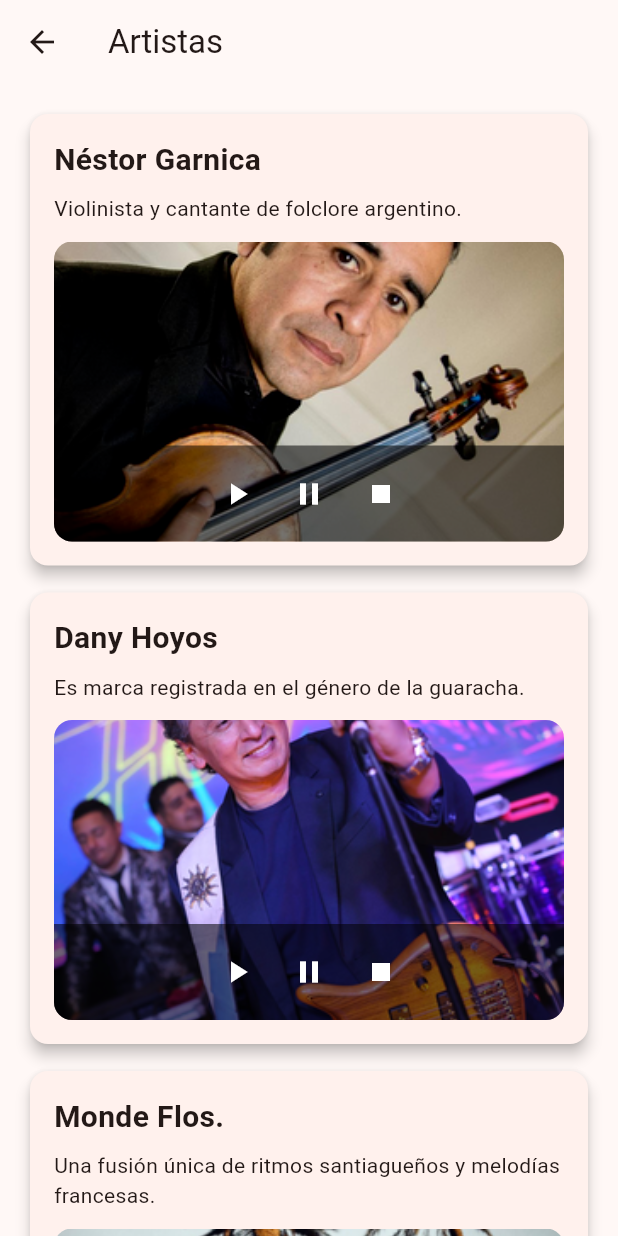
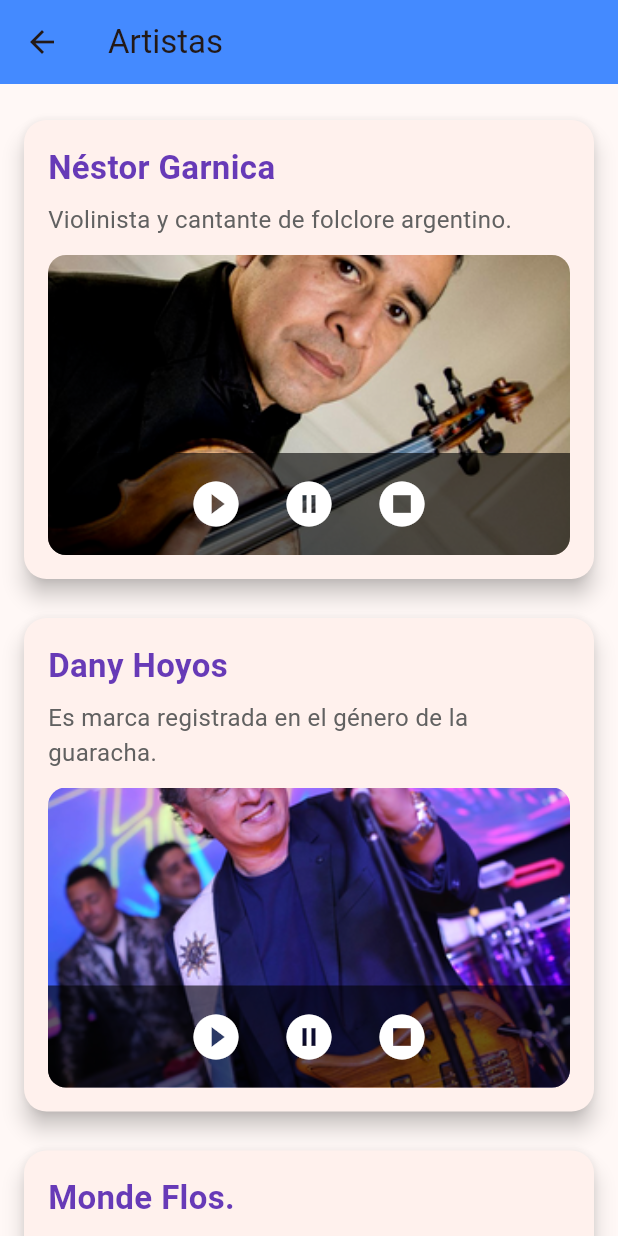
Before and after one commit to sss2611/sonidos_sgo, a Flutter app: the screen it shows after launch, after a tap on the "person" icon, on a phone screen of 412 x 824 dp. Run offline on Flutter 3.47's test engine with Material 3 defaults, Android fonts, the phone set to English and light mode, and no system bars; our stand-ins replace audioplayers, font_awesome_flutter, printing.

Commit message:
agregue boton de redireccionamiento al TP2 de Programación3

```diff
--- a/lib/artistas.dart
+++ b/lib/artistas.dart
@@ -12,40 +12,58 @@ class _ArtistasPageState extends State<ArtistasPage> {
 
   @override
   void dispose() {
+    // Asegúrate de detener cualquier reproducción y liberar los recursos del reproductor
+    _audioPlayer.stop(); // Detener antes de disponer
     _audioPlayer.dispose();
     super.dispose();
   }
 
   Future<void> reproducir(String path) async {
     try {
+      // Detener cualquier audio que se esté reproduciendo actualmente
       await _audioPlayer.stop();
+      // Actualizar el estado para reflejar el audio que se va a reproducir
       setState(() => _reproduciendo = path);
+      // Iniciar la reproducción del audio desde los assets de la aplicación
+      // IMPORTANTE: Asegúrate de que 'path' esté correctamente declarado en tu pubspec.yaml
+      // bajo la sección 'assets:' (ej. - lib/audio/)
       await _audioPlayer.play(AssetSource(path));
       print('Reproduciendo $path');
+
+      // Opcional: Escuchar cuando el audio termina para resetear el estado
+      _audioPlayer.onPlayerComplete.listen((event) {
+        setState(() {
+          _reproduciendo = null; // Reiniciar el estado cuando el audio termine
+        });
+        print('Reproducción de $path completada.');
+      });
     } catch (e) {
-      print('Error al reproducir: $e');
+      // Capturar y mostrar cualquier error que ocurra durante la reproducción
+      print('Error al reproducir $path: $e');
     }
   }
 
-  // Future<void> reproducir(String path) async {
-  //   await _audioPlayer.stop();
-  //   setState(() => _reproduciendo = path);
-  //   await _audioPlayer.play(AssetSource(path));
-  // }
-
   Future<void> pausar() async {
+    // Pausar la reproducción del audio actual
     await _audioPlayer.pause();
+    print('Audio pausado.');
   }
 
   Future<void> detener() async {
+    // Detener completamente la reproducción y resetear el estado
     await _audioPlayer.stop();
     setState(() => _reproduciendo = null);
+    print('Audio detenido.');
   }
 
   @override
   Widget build(BuildContext context) {
     return Scaffold(
-      appBar: AppBar(title: Text('Artistas')),
+      appBar: AppBar(
+        title: const Text(
+            'Artistas'), // 'const' aquí es válido porque el texto es fijo.
+        backgroundColor: Colors.blueAccent, // Pequeño ajuste de estilo
+      ),
       body: ListView(
         padding: const EdgeInsets.all(16),
         children: [
@@ -55,14 +73,14 @@ class _ArtistasPageState extends State<ArtistasPage> {
             imagen: 'lib/assets/images/nestor.png',
             audio: 'lib/audio/nestor.mp3',
           ),
-          SizedBox(height: 10),
+          const SizedBox(height: 10),
           buildArtistaCard(
             nombre: 'Dany Hoyos',
             descripcion: 'Es marca registrada en el género de la guaracha.',
             imagen: 'lib/assets/images/dani.png',
             audio: 'lib/audio/dani.mp3',
           ),
-          SizedBox(height: 10),
+          const SizedBox(height: 10),
           buildArtistaCard(
             nombre: 'Monde Flos.',
             descripcion:
@@ -84,18 +102,31 @@ class _ArtistasPageState extends State<ArtistasPage> {
     final bool estaReproduciendo = _reproduciendo == audio;
 
     return Card(
-      elevation: 4,
-      shape: RoundedRectangleBorder(borderRadius: BorderRadius.circular(12)),
+      elevation: 6, // Un poco más de elevación
+      shape: RoundedRectangleBorder(
+          borderRadius: BorderRadius.circular(15)), // Bordes más redondeados
+      margin: const EdgeInsets.symmetric(
+          vertical: 8), // Margen para separar las tarjetas
       child: Padding(
         padding: const EdgeInsets.all(16),
         child: Column(
           crossAxisAlignment: CrossAxisAlignment.start,
           children: [
-            Text(nombre,
-                style: TextStyle(fontSize: 20, fontWeight: FontWeight.bold)),
-            SizedBox(height: 8),
-            Text(descripcion),
-            SizedBox(height: 12),
+            Text(
+              nombre,
+              style: const TextStyle(
+                  fontSize: 22,
+                  fontWeight: FontWeight.bold,
+                  color: Colors.deepPurple), // Color para el título
+            ),
+            const SizedBox(height: 8),
+            Text(
+              descripcion,
+              style: TextStyle(
+                  fontSize: 16,
+                  color: Colors.grey[700]), // Estilo para la descripción
+            ),
+            const SizedBox(height: 12),
             Stack(
               alignment: Alignment.bottomCenter,
               children: [
@@ -110,36 +141,57 @@ class _ArtistasPageState extends State<ArtistasPage> {
                       imagen,
                       fit: BoxFit.cover,
                       width: double.infinity,
+                      errorBuilder: (context, error, stackTrace) {
+                        return Container(
+                          color: Colors.grey[200],
+                          alignment: Alignment.center,
+                          child: Icon(Icons.broken_image,
+                              size: 50, color: Colors.grey[400]),
+                        );
+                      },
                     ),
                   ),
                 ),
                 Container(
                   decoration: BoxDecoration(
-                    color: Colors.black54,
+                    color: Color.fromARGB(
+                        153, 0, 0, 0), // Reemplazo de .withOpacity(0.6)
                     borderRadius: BorderRadius.only(
                       bottomLeft: Radius.circular(12),
                       bottomRight: Radius.circular(12),
                     ),
                   ),
-                  padding: EdgeInsets.symmetric(horizontal: 16, vertical: 8),
+                  padding:
+                      const EdgeInsets.symmetric(horizontal: 16, vertical: 8),
                   child: Row(
                     mainAxisAlignment: MainAxisAlignment.center,
                     children: [
                       IconButton(
                         icon: Icon(
-                          Icons.play_arrow,
+                          Icons.play_circle_fill,
                           color: estaReproduciendo
                               ? const Color.fromARGB(255, 23, 221, 63)
                               : Colors.white,
+                          size: 36,
                         ),
                         onPressed: () => reproducir(audio),
                       ),
+                      const SizedBox(width: 10),
                       IconButton(
-                        icon: Icon(Icons.pause, color: Colors.white),
+                        icon: Icon(
+                          Icons.pause_circle_filled,
+                          color: Colors.white,
+                          size: 36,
+                        ),
                         onPressed: pausar,
                       ),
+                      const SizedBox(width: 10),
                       IconButton(
-                        icon: Icon(Icons.stop, color: Colors.white),
+                        icon: Icon(
+                          Icons.stop_circle,
+                          color: Colors.white,
+                          size: 36,
+                        ),
                         onPressed: detener,
                       ),
                     ],
--- a/lib/main.dart
+++ b/lib/main.dart
@@ -151,6 +151,27 @@ class MyHomePage extends StatelessWidget {
               ),
             ),
           ),
+// BOTON DE ENLACE AL TP2
+          Positioned(
+            bottom: 20,
+            right: 20,
+            child: GestureDetector(
+              onTap: () async {
+                final Uri url =
+                    Uri.parse('https://sss2611.github.io/TP2_Programacion3/');
+                if (await canLaunchUrl(url)) {
+                  await launchUrl(url, mode: LaunchMode.externalApplication);
+                } else {
+                  throw 'No se pudo abrir $url';
+                }
+              },
+              child: Image.asset(
+                'lib/assets/logos/lohany.jpg',
+                width: 60,
+                height: 60,
+              ),
+            ),
+          ),
         ],
       ),
     );
--- a/pubspec.yaml
+++ b/pubspec.yaml
@@ -33,9 +33,8 @@ flutter:
   uses-material-design: true
   assets:
     - lib/assets/images/
-    - lib/audio/nestor.mp3
-    - lib/audio/dani.mp3
-    - lib/audio/monde.mp3
+    - lib/assets/logos/lohany.jpg
+    - lib/audio/
     - lib/assets/images/nestor.png
     - lib/assets/images/dani.png
     - lib/assets/images/monde.png
```
Also changed, not shown: 1 other file.
